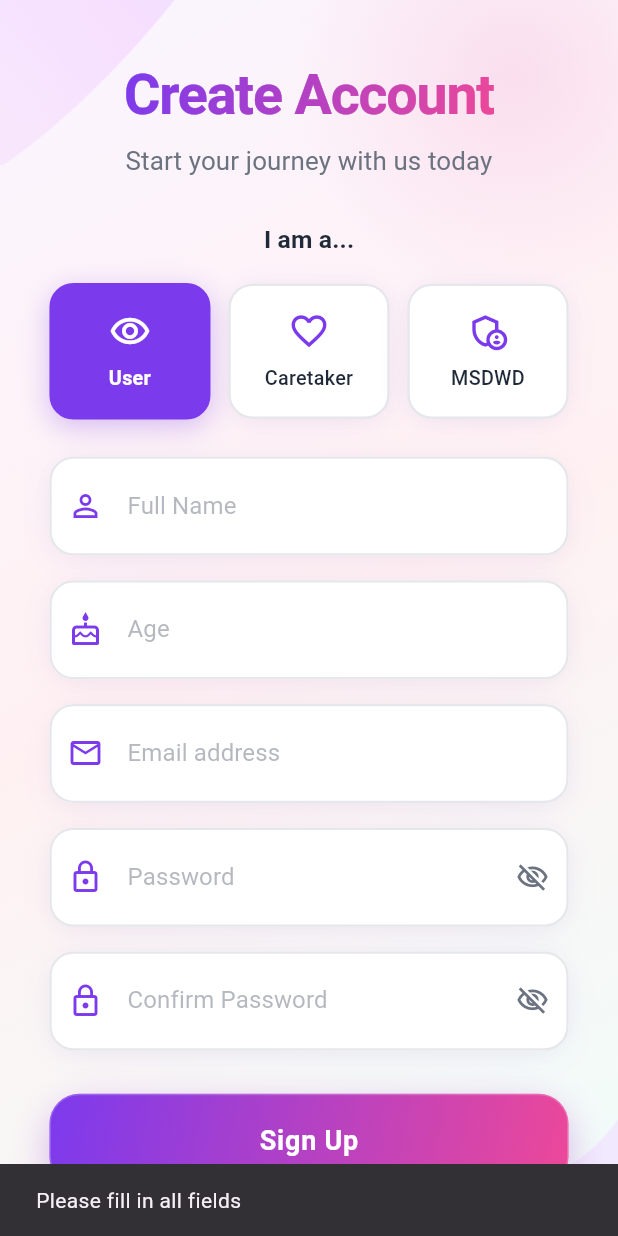
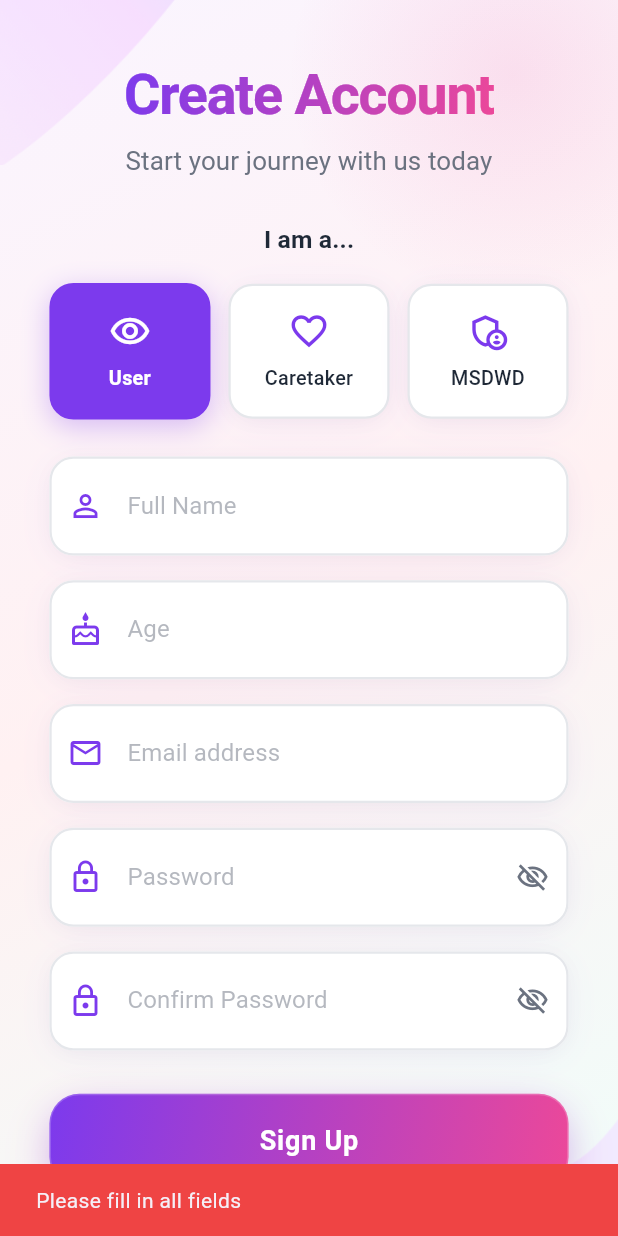
Before and after one commit to onetwothird/Seelai, a Flutter app: the RegisterScreen screen opened directly, after a tap on "Sign Up", on a phone screen of 412 x 824 dp. Run offline on Flutter 3.47's test engine with Material 3 defaults, Android fonts, the light colour scheme and no system bars; our stand-ins replace firebase_auth, firebase_core; accounts and stored records are empty.

Commit message:
updated signup screen

```diff
--- a/seelai/lib/screens/signup_screen.dart
+++ b/seelai/lib/screens/signup_screen.dart
@@ -1,6 +1,11 @@
 import 'package:flutter/material.dart';
 import 'package:seelai/themes/constants.dart';
 import 'package:seelai/themes/widgets.dart';
+import 'package:seelai/mobile/auth_service.dart';
+import 'package:seelai/mobile/database_service.dart';
+import 'package:seelai/mobile/loading_overlay.dart';
+import 'package:firebase_auth/firebase_auth.dart';
+
 
 class RegisterScreen extends StatefulWidget {
   const RegisterScreen({super.key});
@@ -16,23 +21,20 @@ class _RegisterScreenState extends State<RegisterScreen> with TickerProviderStat
   late Animation<Offset> _slideAnimation;
   late Animation<double> _floatAnimation;
 
-  // Role selection
   String _selectedRole = 'visually_impaired';
   bool _obscurePassword = true;
   bool _obscureConfirmPassword = true;
+  bool _isLoading = false;
 
-  // Controllers
   final TextEditingController _nameController = TextEditingController();
   final TextEditingController _ageController = TextEditingController();
   final TextEditingController _emailController = TextEditingController();
   final TextEditingController _passwordController = TextEditingController();
   final TextEditingController _confirmPasswordController = TextEditingController();
 
-  // Caretaker-specific
   final TextEditingController _relationshipController = TextEditingController();
   final TextEditingController _phoneController = TextEditingController();
 
-  // Admin-specific
   final TextEditingController _employeeIdController = TextEditingController();
   final TextEditingController _departmentController = TextEditingController();
 
@@ -88,7 +90,6 @@ class _RegisterScreenState extends State<RegisterScreen> with TickerProviderStat
     return Scaffold(
       body: Stack(
         children: [
-          // 1. Gradient background (back layer)
           Container(
             decoration: BoxDecoration(
               gradient: LinearGradient(
@@ -104,7 +105,6 @@ class _RegisterScreenState extends State<RegisterScreen> with TickerProviderStat
             ),
           ),
 
-                 // Background decorative images - Top Left
           Positioned(
             top: -90,
             left: -30,
@@ -112,14 +112,13 @@ class _RegisterScreenState extends State<RegisterScreen> with TickerProviderStat
               opacity: 0.8,
               child: Image.asset(
                 'assets/images/bg_shape_3.png',
-                width: 200, // Fixed width
-                height: 200, // Fixed height
+                width: 200,
+                height: 200,
                 fit: BoxFit.cover,
               ),
             ),
           ),
 
-          // Background decorative images - Bottom Right
           Positioned(
             bottom: -60,
             right: -60,
@@ -127,8 +126,8 @@ class _RegisterScreenState extends State<RegisterScreen> with TickerProviderStat
               opacity: 0.8,
               child: Image.asset(
                 'assets/images/bg_shape_1.png',
-                width: 200, // Fixed width
-                height: 200, // Fixed height
+                width: 200,
+                height: 200,
                 fit: BoxFit.cover,
               ),
             ),
@@ -152,7 +151,6 @@ class _RegisterScreenState extends State<RegisterScreen> with TickerProviderStat
             ),
           ),
 
-          // 4. Main content (front layer)
           SafeArea(
             child: SingleChildScrollView(
               physics: BouncingScrollPhysics(),
@@ -167,7 +165,6 @@ class _RegisterScreenState extends State<RegisterScreen> with TickerProviderStat
                       children: [
                         SizedBox(height: screenHeight * 0.05),
 
-                        // Header
                         ShaderMask(
                           shaderCallback: (bounds) => primaryGradient.createShader(bounds),
                           child: Text(
@@ -190,7 +187,6 @@ class _RegisterScreenState extends State<RegisterScreen> with TickerProviderStat
 
                         SizedBox(height: screenHeight * 0.03),
 
-                        // Role Selection
                         Text(
                           "I am a...",
                           style: bodyBold.copyWith(
@@ -200,7 +196,6 @@ class _RegisterScreenState extends State<RegisterScreen> with TickerProviderStat
                         ),
                         SizedBox(height: screenHeight * 0.02),
 
-                        // Role Cards
                         Row(
                           children: [
                             Expanded(
@@ -234,7 +229,6 @@ class _RegisterScreenState extends State<RegisterScreen> with TickerProviderStat
 
                         SizedBox(height: screenHeight * 0.03),
 
-                        // Common Fields
                         _buildTextField(
                           controller: _nameController,
                           hint: 'Full Name',
@@ -262,7 +256,6 @@ class _RegisterScreenState extends State<RegisterScreen> with TickerProviderStat
                           screenHeight: screenHeight,
                         ),
 
-                        // Role-specific fields
                         if (_selectedRole == 'caretaker') ...[
                           SizedBox(height: screenHeight * 0.02),
                           _buildTextField(
@@ -300,7 +293,6 @@ class _RegisterScreenState extends State<RegisterScreen> with TickerProviderStat
 
                         SizedBox(height: screenHeight * 0.02),
 
-                        // Password Field
                         Container(
                           decoration: BoxDecoration(
                             boxShadow: softShadow,
@@ -309,6 +301,7 @@ class _RegisterScreenState extends State<RegisterScreen> with TickerProviderStat
                           child: TextField(
                             controller: _passwordController,
                             obscureText: _obscurePassword,
+                            enabled: !_isLoading,
                             style: body.copyWith(
                               fontSize: 16,
                               color: black,
@@ -363,7 +356,6 @@ class _RegisterScreenState extends State<RegisterScreen> with TickerProviderStat
 
                         SizedBox(height: screenHeight * 0.02),
 
-                        // Confirm Password Field
                         Container(
                           decoration: BoxDecoration(
                             boxShadow: softShadow,
@@ -372,6 +364,7 @@ class _RegisterScreenState extends State<RegisterScreen> with TickerProviderStat
                           child: TextField(
                             controller: _confirmPasswordController,
                             obscureText: _obscureConfirmPassword,
+                            enabled: !_isLoading,
                             style: body.copyWith(
                               fontSize: 16,
                               color: black,
@@ -426,19 +419,17 @@ class _RegisterScreenState extends State<RegisterScreen> with TickerProviderStat
 
                         SizedBox(height: screenHeight * 0.035),
 
-                        // Register Button
                         CustomButton(
                           text: "Sign Up",
-                          onPressed: _handleSignup,
+                          onPressed: _isLoading ? null : _handleSignup,
                           isLarge: true,
                         ),
 
                         SizedBox(height: screenHeight * 0.025),
 
-                        // Already have account
                         Center(
                           child: TextButton(
-                            onPressed: () {
+                            onPressed: _isLoading ? null : () {
                               Navigator.pop(context);
                             },
                             style: TextButton.styleFrom(
@@ -464,7 +455,6 @@ class _RegisterScreenState extends State<RegisterScreen> with TickerProviderStat
 
                         SizedBox(height: screenHeight * 0.025),
 
-                        // Divider with text
                         Row(
                           children: [
                             Expanded(
@@ -507,7 +497,6 @@ class _RegisterScreenState extends State<RegisterScreen> with TickerProviderStat
 
                         SizedBox(height: screenHeight * 0.025),
 
-                        // Social buttons
                         Row(
                           mainAxisAlignment: MainAxisAlignment.center,
                           children: [
@@ -536,6 +525,13 @@ class _RegisterScreenState extends State<RegisterScreen> with TickerProviderStat
               ),
             ),
           ),
+
+          // Loading Overlay
+          if (_isLoading)
+            LoadingOverlay(
+              message: 'Creating Account',
+              isVisible: _isLoading,
+            ),
         ],
       ),
     );
@@ -550,7 +546,7 @@ class _RegisterScreenState extends State<RegisterScreen> with TickerProviderStat
     final isSelected = _selectedRole == role;
 
     return GestureDetector(
-      onTap: () {
+      onTap: _isLoading ? null : () {
         setState(() {
           _selectedRole = role;
         });
@@ -614,6 +610,7 @@ class _RegisterScreenState extends State<RegisterScreen> with TickerProviderStat
       child: TextField(
         controller: controller,
         keyboardType: keyboardType,
+        enabled: !_isLoading,
         style: body.copyWith(
           fontSize: 16,
           color: black,
@@ -655,8 +652,13 @@ class _RegisterScreenState extends State<RegisterScreen> with TickerProviderStat
 
   Widget _buildSocialButton(String assetPath, Color brandColor) {
     return GestureDetector(
-      onTap: () {
-        // TODO: Implement social signup
+      onTap: _isLoading ? null : () {
+        ScaffoldMessenger.of(context).showSnackBar(
+          SnackBar(
+            content: Text('Social signup coming soon!'),
+            backgroundColor: primary,
+          ),
+        );
       },
       child: AnimatedContainer(
         duration: const Duration(milliseconds: 200),
@@ -687,63 +689,178 @@ class _RegisterScreenState extends State<RegisterScreen> with TickerProviderStat
     );
   }
 
-  void _handleSignup() {
-    // Validate fields
-    if (_nameController.text.isEmpty ||
-        _ageController.text.isEmpty ||
-        _emailController.text.isEmpty ||
+  Future<void> _handleSignup() async {
+    // Validation checks
+    if (_nameController.text.trim().isEmpty ||
+        _ageController.text.trim().isEmpty ||
+        _emailController.text.trim().isEmpty ||
         _passwordController.text.isEmpty ||
         _confirmPasswordController.text.isEmpty) {
-      // Show error
       ScaffoldMessenger.of(context).showSnackBar(
-        const SnackBar(content: Text('Please fill in all fields')),
+        SnackBar(
+          content: Text('Please fill in all fields'),
+          backgroundColor: error,
+        ),
       );
       return;
     }
 
     if (_passwordController.text != _confirmPasswordController.text) {
       ScaffoldMessenger.of(context).showSnackBar(
-        const SnackBar(content: Text('Passwords do not match')),
+        SnackBar(
+          content: Text('Passwords do not match'),
+          backgroundColor: error,
+        ),
+      );
+      return;
+    }
+
+    if (_passwordController.text.length < 6) {
+      ScaffoldMessenger.of(context).showSnackBar(
+        SnackBar(
+          content: Text('Password must be at least 6 characters'),
+          backgroundColor: error,
+        ),
+      );
+      return;
+    }
+
+    int? age = int.tryParse(_ageController.text.trim());
+    if (age == null || age < 1 || age > 150) {
+      ScaffoldMessenger.of(context).showSnackBar(
+        SnackBar(
+          content: Text('Please enter a valid age'),
+          backgroundColor: error,
+        ),
       );
       return;
     }
 
     // Role-specific validation
     if (_selectedRole == 'caretaker') {
-      if (_phoneController.text.isEmpty || _relationshipController.text.isEmpty) {
+      if (_phoneController.text.trim().isEmpty ||
+          _relationshipController.text.trim().isEmpty) {
         ScaffoldMessenger.of(context).showSnackBar(
-          const SnackBar(content: Text('Please fill in all caretaker information')),
+          SnackBar(
+            content: Text('Please fill in all caretaker information'),
+            backgroundColor: error,
+          ),
         );
         return;
       }
     }
 
     if (_selectedRole == 'admin') {
-      if (_employeeIdController.text.isEmpty || _departmentController.text.isEmpty) {
+      if (_employeeIdController.text.trim().isEmpty ||
+          _departmentController.text.trim().isEmpty) {
         ScaffoldMessenger.of(context).showSnackBar(
-          const SnackBar(content: Text('Please fill in all admin information')),
+          SnackBar(
+            content: Text('Please fill in all admin information'),
+            backgroundColor: error,
+          ),
         );
         return;
       }
     }
 
-    // TODO: Implement signup logic
-    debugPrint('Signing up as: $_selectedRole');
-    debugPrint('Name: ${_nameController.text}');
-    debugPrint('Age: ${_ageController.text}');
-    debugPrint('Email: ${_emailController.text}');
+    setState(() {
+      _isLoading = true;
+    });
 
-    if (_selectedRole == 'caretaker') {
-      debugPrint('Phone: ${_phoneController.text}');
-      debugPrint('Relationship: ${_relationshipController.text}');
+    try {
+      // Step 1: Create Firebase Auth account
+      UserCredential userCredential = await authService.value.createAccount(
+        email: _emailController.text.trim(),
+        password: _passwordController.text,
+      );
+
+      // Step 2: Update display name in Firebase Auth
+      await authService.value.updateUsername(
+        userName: _nameController.text.trim(),
+      );
+
+      // Step 3: Create user document in Realtime Database using DatabaseService
+      await databaseService.createUserDocument(
+        userId: userCredential.user!.uid,
+        name: _nameController.text.trim(),
+        age: age,
+        email: _emailController.text.trim(),
+        role: _selectedRole,
+        phone: _selectedRole == 'caretaker' ? _phoneController.text.trim() : null,
+        relationship: _selectedRole == 'caretaker'
+            ? _relationshipController.text.trim()
+            : null,
+        employeeId: _selectedRole == 'admin'
+            ? _employeeIdController.text.trim()
+            : null,
+        department: _selectedRole == 'admin'
+            ? _departmentController.text.trim()
+            : null,
+      );
+
+      // Step 4: Log the signup activity
+      await databaseService.logActivity(
+        userId: userCredential.user!.uid,
+        action: 'account_created',
+        details: 'User signed up as $_selectedRole',
+      );
+
+      // Success!
+      if (mounted) {
+        ScaffoldMessenger.of(context).showSnackBar(
+          SnackBar(
+            content: Text('Account created successfully!'),
+            backgroundColor: success,
+            duration: Duration(seconds: 2),
+          ),
+        );
+
+        // The AuthLayout will automatically detect the auth state change
+        // and navigate to the home screen
+      }
+    } on FirebaseAuthException catch (e) {
+      String errorMessage = 'An error occurred';
+
+      switch (e.code) {
+        case 'weak-password':
+          errorMessage = 'The password is too weak';
+          break;
+        case 'email-already-in-use':
+          errorMessage = 'An account already exists for this email';
+          break;
+        case 'invalid-email':
+          errorMessage = 'Invalid email address';
+          break;
+        case 'operation-not-allowed':
+          errorMessage = 'Email/password accounts are not enabled';
+          break;
+        default:
+          errorMessage = e.message ?? 'Signup failed';
+      }
+
+      if (mounted) {
+        ScaffoldMessenger.of(context).showSnackBar(
+          SnackBar(
+            content: Text(errorMessage),
+            backgroundColor: error,
+          ),
+        );
+      }
+    } catch (e) {
+      if (mounted) {
+        ScaffoldMessenger.of(context).showSnackBar(
+          SnackBar(
+            content: Text('Error: ${e.toString()}'),
+            backgroundColor: error,
+          ),
+        );
+      }
+    } finally {
+      if (mounted) {
+        setState(() {
+          _isLoading = false;
+        });
+      }
     }
-
-    if (_selectedRole == 'admin') {
-      debugPrint('Employee ID: ${_employeeIdController.text}');
-      debugPrint('Department: ${_departmentController.text}');
-    }
-
-    // Navigate to appropriate screen after successful signup
-    // Navigator.pushReplacement(context, MaterialPageRoute(builder: (context) => VerificationScreen()));
   }
 }
```
